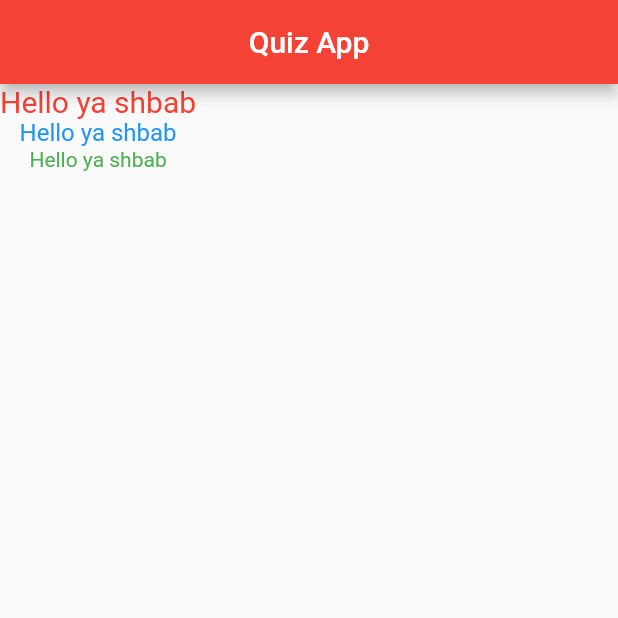
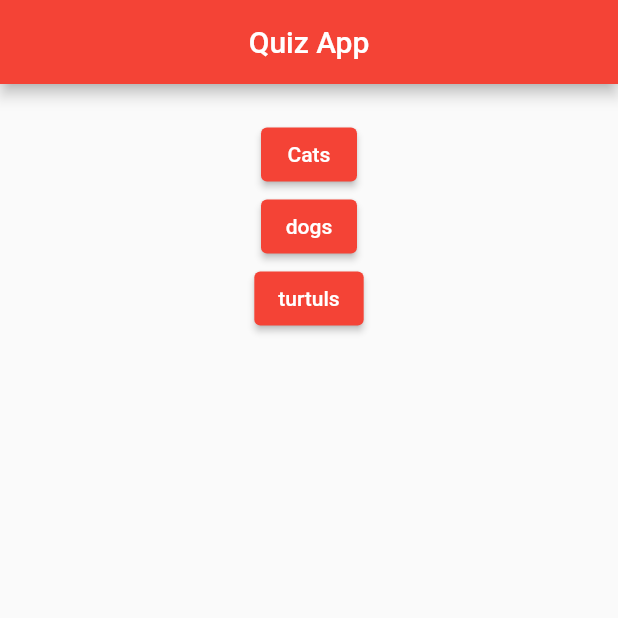
Before and after one commit to Osama0habib/quiz_app, a Flutter app: the screen it shows after launch, on a phone screen of 412 x 824 dp, the top half of it. Run offline on Flutter 3.47's test engine with Material 2 defaults, Android fonts, the phone set to English and light mode, and no system bars.

Commit message:
quez app 2

```diff
--- /dev/null
+++ b/lib/home.dart
@@ -0,0 +1,67 @@
+import 'package:flutter/material.dart';
+
+
+
+class HomeScreen extends StatefulWidget {
+  @override
+  State<HomeScreen> createState() => _HomeScreenState();
+}
+
+class _HomeScreenState extends State<HomeScreen> {
+  List<String> questions = [
+    "what is your favourite pet ?",
+    "what is your region ?",
+    "what is your grade ?"
+  ];
+  int _index = 0;
+
+  List<Map<String,dynamic>> quizz = [{
+    "question" : "what is your favourite pet ?",
+    "answer" : {"text" : "dogs" , "score" : 60},
+  },{
+    "question" : "what is your favourite pet ?",
+    "answer" : {"text" : "dogs" , "score" : 60},
+  },{}];
+
+  @override
+  Widget build(BuildContext context) {
+    print(quizz[0]["answer"]["score"]);
+    return Scaffold(
+      appBar: AppBar(
+        title: Text("Quiz App"),
+        centerTitle: true,
+      ),
+      body: Container(
+        width: double.infinity,
+        child: Column(
+          mainAxisSize: MainAxisSize.min,
+          crossAxisAlignment: CrossAxisAlignment.center,
+          children: [
+            Text(
+             "",
+              style: const TextStyle(
+                fontSize: 20,
+              ),
+            ),
+            ElevatedButton(
+              onPressed: () {
+                setState(() {
+                  _index++;
+                });
+              },
+              child: Text("Cats"),
+            ),
+            ElevatedButton(
+              onPressed: () {},
+              child: Text("dogs"),
+            ),
+            ElevatedButton(
+              onPressed: () {},
+              child: Text("turtuls"),
+            ),
+          ],
+        ),
+      ),
+    );
+  }
+}
--- a/lib/main.dart
+++ b/lib/main.dart
@@ -1,33 +1,21 @@
 import 'package:flutter/material.dart';
+import 'package:quiz_app/home.dart';
 
 void main() {
-  runApp(const MyApp());
+  runApp(MyApp());
 }
 
 class MyApp extends StatelessWidget {
-  const MyApp({Key? key}) : super(key: key);
-
   @override
   Widget build(BuildContext context) {
+    // print("${questions[1]}");
     return MaterialApp(
       title: "Quiz App",
-      theme: ThemeData(primarySwatch: Colors.red),
-      home: Scaffold(
-        appBar: AppBar(title: Text("Quiz App"), centerTitle: true),
-        body: Column(
-          children: [
-            Text("Hello ya shbab",
-                style: TextStyle(color: Colors.red, fontSize: 20)),
-            Text("Hello ya shbab",
-                style: TextStyle(color: Colors.blue, fontSize: 16)),
-            Text("Hello ya shbab",
-                style: TextStyle(color: Colors.green, fontSize: 14)),
-          ],
-        ),
-      ),
+      theme: ThemeData(primarySwatch: Colors.red,),
+      home:  HomeScreen(),
     );
   }
+}
+
 
 // This widget is the root of your application.
-
-}
```
Also changed, not shown: 1 other file.
